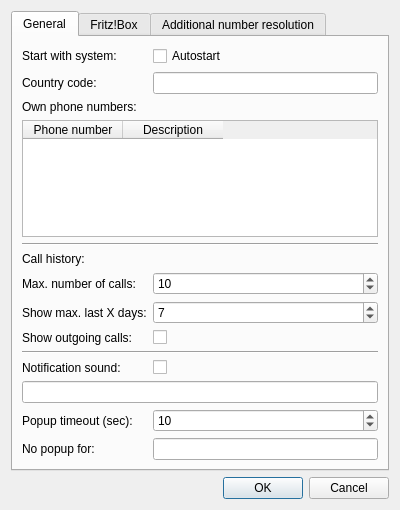
The window that src/settingsdialog.ui (ElTh0r0/fritzcallindicator) describes before a commit, drawn with Qt 5.
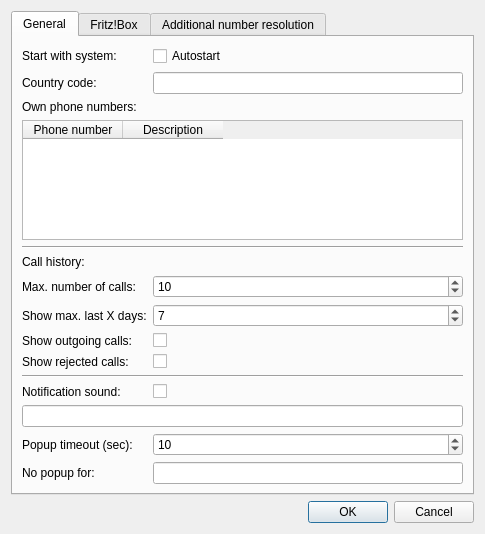
The same window after the commit. Icons and pictures are not drawn.

Commit message: Option to show rejected calls in the call history

Patch:
```diff
--- a/src/settingsdialog.ui
+++ b/src/settingsdialog.ui
@@ -6,8 +6,8 @@
    <rect>
     <x>0</x>
     <y>0</y>
-    <width>400</width>
-    <height>510</height>
+    <width>485</width>
+    <height>534</height>
    </rect>
   </property>
   <property name="windowTitle">
@@ -158,38 +158,52 @@
          </property>
         </widget>
        </item>
-       <item row="9" column="0" colspan="2">
+       <item row="9" column="0">
+        <widget class="QLabel" name="lblListRejected">
+         <property name="text">
+          <string>Show rejected calls:</string>
+         </property>
+        </widget>
+       </item>
+       <item row="9" column="1">
+        <widget class="QCheckBox" name="cbShowRejected">
+         <property name="text">
+          <string notr="true"/>
+         </property>
+        </widget>
+       </item>
+       <item row="10" column="0" colspan="2">
         <widget class="Line" name="line_4">
          <property name="orientation">
           <enum>Qt::Orientation::Horizontal</enum>
          </property>
         </widget>
        </item>
-       <item row="10" column="0">
+       <item row="11" column="0">
         <widget class="QLabel" name="lblNotificationSound">
          <property name="text">
           <string>Notification sound:</string>
          </property>
         </widget>
        </item>
-       <item row="10" column="1">
+       <item row="11" column="1">
         <widget class="QCheckBox" name="cbNotificationSound">
          <property name="text">
           <string notr="true"/>
          </property>
         </widget>
        </item>
-       <item row="11" column="0" colspan="2">
+       <item row="12" column="0" colspan="2">
         <widget class="QLineEdit" name="lineEditNotification"/>
        </item>
-       <item row="12" column="0">
+       <item row="13" column="0">
         <widget class="QLabel" name="lblTimeout">
          <property name="text">
           <string>Popup timeout (sec):</string>
          </property>
         </widget>
        </item>
-       <item row="12" column="1">
+       <item row="13" column="1">
         <widget class="QSpinBox" name="spinBoxTimeout">
          <property name="minimum">
           <number>1</number>
@@ -202,14 +216,14 @@
          </property>
         </widget>
        </item>
-       <item row="13" column="0">
+       <item row="14" column="0">
         <widget class="QLabel" name="lblIgnorePopup">
          <property name="text">
           <string>No popup for:</string>
          </property>
         </widget>
        </item>
-       <item row="13" column="1">
+       <item row="14" column="1">
         <widget class="QLineEdit" name="lineEditIgnoredCallers">
          <property name="toolTip">
           <string>If the caller name starts with the defined string(s), no popup will be shown</string>
```
The commit also changes 8 other files.
